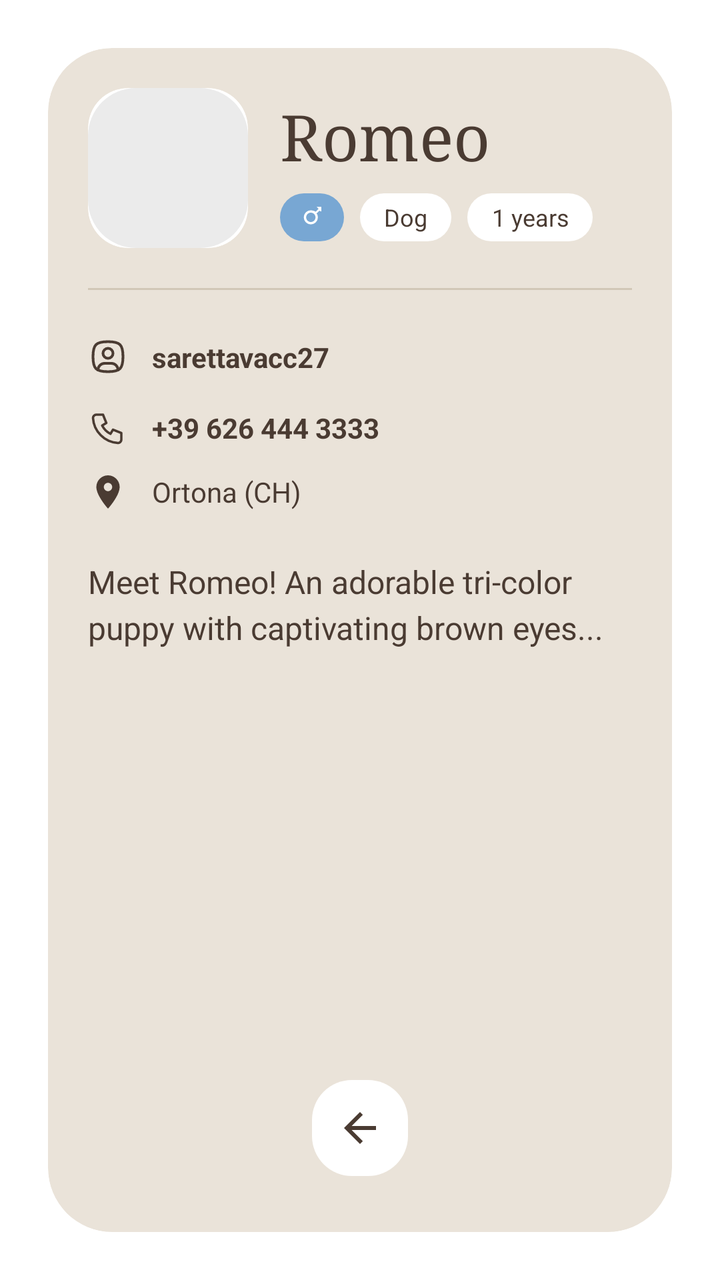
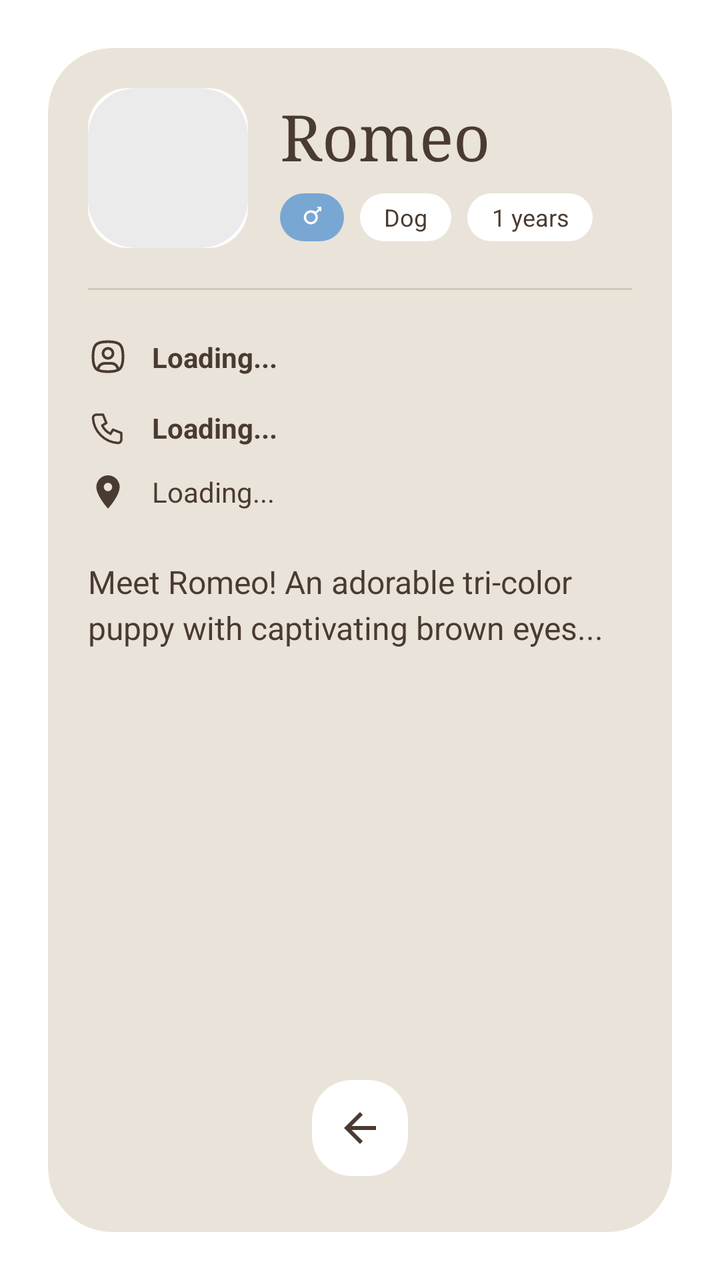

An Android layout rendered at two revisions. The XML below is the earlier revision; the diff shows what the commit changed to produce the second picture.
<!-- AndroidManifest.xml: application theme Theme.Paws -->
<!-- res/layout/fragment_puppy_details.xml -->
<?xml version="1.0" encoding="utf-8"?>
<FrameLayout xmlns:android="http://schemas.android.com/apk/res/android"
    xmlns:app="http://schemas.android.com/apk/res-auto"
    android:layout_width="match_parent"
    android:layout_height="match_parent"
    android:background="#FFFFFF"
    android:padding="24dp">

    <androidx.cardview.widget.CardView
        android:layout_width="match_parent"
        android:layout_height="match_parent"
        app:cardCornerRadius="32dp"
        app:cardElevation="0dp"
        app:cardBackgroundColor="#EAE3D9">

        <LinearLayout
            android:layout_width="match_parent"
            android:layout_height="match_parent"
            android:orientation="vertical"
            android:padding="20dp">

            
            <LinearLayout
                android:layout_width="match_parent"
                android:layout_height="wrap_content"
                android:orientation="horizontal"
                android:gravity="center_vertical">

                <androidx.cardview.widget.CardView
                    android:layout_width="80dp"
                    android:layout_height="80dp"
                    app:cardCornerRadius="20dp"
                    app:cardElevation="0dp">
                    <ImageView
                        android:id="@+id/ivDetailPuppyImage"
                        android:layout_width="match_parent"
                        android:layout_height="match_parent"
                        android:scaleType="centerCrop"
                        android:src="@drawable/bg_add_puppy_placeholder" />
                </androidx.cardview.widget.CardView>

                <LinearLayout
                    android:layout_width="match_parent"
                    android:layout_height="wrap_content"
                    android:orientation="vertical"
                    android:layout_marginStart="16dp">

                    <TextView
                        android:id="@+id/tvDetailPuppyName"
                        android:layout_width="wrap_content"
                        android:layout_height="wrap_content"
                        android:text="Romeo"
                        android:textSize="32sp"
                        android:textColor="#4A3B32"
                        android:fontFamily="serif" />

                    <LinearLayout
                        android:layout_width="match_parent"
                        android:layout_height="wrap_content"
                        android:orientation="horizontal"
                        android:layout_marginTop="8dp">

                        <FrameLayout
                            android:id="@+id/containerGender"
                            android:layout_width="32dp"
                            android:layout_height="24dp"
                            android:background="@drawable/bg_gender_circle">
                            <ImageView
                                android:id="@+id/ivDetailGenderIcon"
                                android:layout_width="14dp"
                                android:layout_height="14dp"
                                android:layout_gravity="center"
                                android:src="@drawable/ic_male" />
                        </FrameLayout>

                        <TextView
                            android:id="@+id/tvDetailType"
                            android:layout_width="wrap_content"
                            android:layout_height="24dp"
                            android:layout_marginStart="8dp"
                            android:background="@drawable/bg_white_circle"
                            android:gravity="center"
                            android:paddingStart="12dp"
                            android:paddingEnd="12dp"
                            android:text="Dog"
                            android:textColor="#4A3B32"
                            android:textSize="12sp" />

                        <TextView
                            android:id="@+id/tvDetailAge"
                            android:layout_width="wrap_content"
                            android:layout_height="24dp"
                            android:layout_marginStart="8dp"
                            android:background="@drawable/bg_white_circle"
                            android:gravity="center"
                            android:paddingStart="12dp"
                            android:paddingEnd="12dp"
                            android:text="1 years"
                            android:textColor="#4A3B32"
                            android:textSize="12sp" />
                    </LinearLayout>
                </LinearLayout>
            </LinearLayout>

            <View
                android:layout_width="match_parent"
                android:layout_height="1dp"
                android:background="#D1C7B7"
                android:layout_marginTop="20dp"
                android:layout_marginBottom="20dp" />

            
            <LinearLayout
                android:layout_width="match_parent"
                android:layout_height="wrap_content"
                android:orientation="vertical">

                <LinearLayout
                    android:layout_width="match_parent"
                    android:layout_height="wrap_content"
                    android:orientation="horizontal"
                    android:gravity="center_vertical"
                    android:layout_marginBottom="12dp">
                    <ImageView
                        android:layout_width="20dp"
                        android:layout_height="20dp"
                        android:src="@drawable/sign_ic_user"
                        app:tint="#4A3B32" />
                    <TextView
                        android:id="@+id/tvOwnerUsername"
                        android:layout_width="wrap_content"
                        android:layout_height="wrap_content"
                        android:layout_marginStart="12dp"
                        android:text="sarettavacc27"
                        android:textColor="#4A3B32"
                        android:textSize="14sp"
                        android:textStyle="bold"
                        android:paddingVertical="4dp"
                        android:background="?attr/selectableItemBackground"
                        android:clickable="true"
                        android:focusable="true" />
                </LinearLayout>

                <LinearLayout
                    android:layout_width="match_parent"
                    android:layout_height="wrap_content"
                    android:orientation="horizontal"
                    android:gravity="center_vertical"
                    android:layout_marginBottom="12dp">
                    <ImageView
                        android:layout_width="20dp"
                        android:layout_height="20dp"
                        android:src="@drawable/sign_ic_phone"
                        app:tint="#4A3B32" />
                    <TextView
                        android:id="@+id/tvOwnerPhone"
                        android:layout_width="wrap_content"
                        android:layout_height="wrap_content"
                        android:layout_marginStart="12dp"
                        android:text="+39 626 444 3333"
                        android:textColor="#4A3B32"
                        android:textSize="14sp"
                        android:textStyle="bold" />
                </LinearLayout>

                <LinearLayout
                    android:layout_width="match_parent"
                    android:layout_height="wrap_content"
                    android:orientation="horizontal"
                    android:gravity="center_vertical"
                    android:layout_marginBottom="24dp">
                    <ImageView
                        android:layout_width="20dp"
                        android:layout_height="20dp"
                        android:src="@drawable/ic_location"
                        app:tint="#4A3B32" />
                    <TextView
                        android:id="@+id/tvOwnerLocation"
                        android:layout_width="wrap_content"
                        android:layout_height="wrap_content"
                        android:layout_marginStart="12dp"
                        android:text="Ortona (CH)"
                        android:textColor="#4A3B32"
                        android:textSize="14sp" />
                </LinearLayout>

                <TextView
                    android:id="@+id/tvPuppyCaption"
                    android:layout_width="match_parent"
                    android:layout_height="wrap_content"
                    android:text="Meet Romeo! An adorable tri-color puppy with captivating brown eyes..."
                    android:textColor="#4A3B32"
                    android:textSize="16sp"
                    android:lineSpacingExtra="4dp" />
            </LinearLayout>

            <View
                android:layout_width="0dp"
                android:layout_height="0dp"
                android:layout_weight="1" />

            
            <ImageView
                android:id="@+id/btnBackFromDetails"
                android:layout_width="48dp"
                android:layout_height="48dp"
                android:layout_gravity="center_horizontal"
                android:layout_marginBottom="8dp"
                android:background="@drawable/bg_white_circle"
                android:padding="12dp"
                android:src="@drawable/ic_back_arrow"
                app:tint="#4A3B32" />

        </LinearLayout>
    </androidx.cardview.widget.CardView>
</FrameLayout>
<!-- resources referenced by this layout -->
<resources>
  <!-- drawable bg_add_puppy_placeholder (drawable) -->
  <?xml version="1.0" encoding="utf-8"?>
  <shape xmlns:android="http://schemas.android.com/apk/res/android">
      <solid android:color="#EBEBEB" />
      <corners android:radius="24dp" />
  </shape>
  <!-- drawable bg_gender_circle (drawable) -->
  <?xml version="1.0" encoding="utf-8"?>
  <shape xmlns:android="http://schemas.android.com/apk/res/android">
      <solid android:color="#78A7D3" />
      <corners android:radius="20dp" />
  </shape>
  <!-- drawable bg_white_circle (drawable) -->
  <?xml version="1.0" encoding="utf-8"?>
  <shape xmlns:android="http://schemas.android.com/apk/res/android">
      <solid android:color="#FFFFFF" />
      <corners android:radius="20dp" />
  </shape>
  <!-- drawable ic_back_arrow (drawable) -->
  <vector xmlns:android="http://schemas.android.com/apk/res/android"
      android:width="24dp"
      android:height="24dp"
      android:viewportWidth="24"
      android:viewportHeight="24">
    <path
        android:fillColor="#4A3B32"
        android:pathData="M20,11H7.83l5.59,-5.59L12,4l-8,8 8,8 1.41,-1.41L7.83,13H20v-2z"/>
  </vector>
  <!-- drawable ic_location (drawable) -->
  <vector xmlns:android="http://schemas.android.com/apk/res/android"
      android:width="24dp"
      android:height="24dp"
      android:viewportWidth="24"
      android:viewportHeight="24">
      <path
          android:fillColor="#4A3B32"
          android:pathData="M12,2C8.13,2 5,5.13 5,9c0,5.25 7,13 7,13s7,-7.75 7,-13c0,-3.87 -3.13,-7 -7,-7zM12,11.5c-1.38,0 -2.5,-1.12 -2.5,-2.5s1.12,-2.5 2.5,-2.5 2.5,1.12 2.5,2.5 -1.12,2.5 -2.5,2.5z" />
  </vector>
  <!-- drawable ic_male (drawable) -->
  <vector xmlns:android="http://schemas.android.com/apk/res/android"
      android:width="24dp"
      android:height="24dp"
      android:viewportWidth="24"
      android:viewportHeight="24">
      <path
          android:fillColor="#FFFFFF"
          android:pathData="M20,7V3h-4.07l1.7,1.7 -2.48,2.48C13.91,6.45 12.51,6 11,6c-3.31,0 -6,2.69 -6,6s2.69,6 6,6 6,-2.69 6,-6c0,-1.51 -0.45,-2.91 -1.18,-3.15l2.48,-2.48L20,7zM11,16c-2.21,0 -4,-1.79 -4,-4s1.79,-4 4,-4 4,1.79 4,4 -1.79,4 -4,4z" />
  </vector>
  <!-- drawable sign_ic_phone (drawable) -->
  <vector xmlns:android="http://schemas.android.com/apk/res/android"
      android:width="25dp"
      android:height="25dp"
      android:viewportWidth="25"
      android:viewportHeight="25">
    <group>
      <clip-path
          android:pathData="M0,0h25v25h-25z"/>
      <path
          android:pathData="M5.208,4.167H9.375L11.458,9.375L8.854,10.938C9.97,13.2 11.8,15.031 14.063,16.146L15.625,13.542L20.833,15.625V19.792C20.833,20.344 20.614,20.874 20.223,21.265C19.832,21.656 19.302,21.875 18.75,21.875C14.687,21.628 10.854,19.903 7.976,17.024C5.097,14.146 3.372,10.314 3.125,6.25C3.125,5.698 3.344,5.168 3.735,4.777C4.126,4.386 4.656,4.167 5.208,4.167Z"
          android:strokeLineJoin="round"
          android:strokeWidth="1.5"
          android:fillColor="#00000000"
          android:strokeColor="#45321E"
          android:strokeLineCap="round"/>
    </group>
  </vector>
  <style name="Theme.Paws" parent="Base.Theme.Paws" />
  <style name="Base.Theme.Paws" parent="Theme.Material3.DayNight.NoActionBar">
  
          
          <item name="android:statusBarColor">#FFFFFF</item>
  
          
          <item name="android:windowLightStatusBar">true</item>
  
      </style>
  <!-- unchanged entries left out for length: 1 -->
</resources>

<!-- the commit's change to res/layout/fragment_puppy_details.xml (unified diff, before → after) -->
@@ -131,7 +131,7 @@
                         android:layout_width="wrap_content"
                         android:layout_height="wrap_content"
                         android:layout_marginStart="12dp"
-                        android:text="sarettavacc27"
+                        android:text="Loading..."
                         android:textColor="#4A3B32"
                         android:textSize="14sp"
                         android:textStyle="bold"
@@ -142,11 +142,14 @@
                 </LinearLayout>
 
                 <LinearLayout
+                    android:id="@+id/rowOwnerPhone"
                     android:layout_width="match_parent"
                     android:layout_height="wrap_content"
                     android:orientation="horizontal"
                     android:gravity="center_vertical"
-                    android:layout_marginBottom="12dp">
+                    android:layout_marginBottom="12dp"
+                    android:clickable="true"
+                    android:focusable="true">
                     <ImageView
                         android:layout_width="20dp"
                         android:layout_height="20dp"
@@ -157,7 +160,7 @@
                         android:layout_width="wrap_content"
                         android:layout_height="wrap_content"
                         android:layout_marginStart="12dp"
-                        android:text="+39 626 444 3333"
+                        android:text="Loading..."
                         android:textColor="#4A3B32"
                         android:textSize="14sp"
                         android:textStyle="bold" />
@@ -179,7 +182,7 @@
                         android:layout_width="wrap_content"
                         android:layout_height="wrap_content"
                         android:layout_marginStart="12dp"
-                        android:text="Ortona (CH)"
+                        android:text="Loading..."
                         android:textColor="#4A3B32"
                         android:textSize="14sp" />
                 </LinearLayout>
